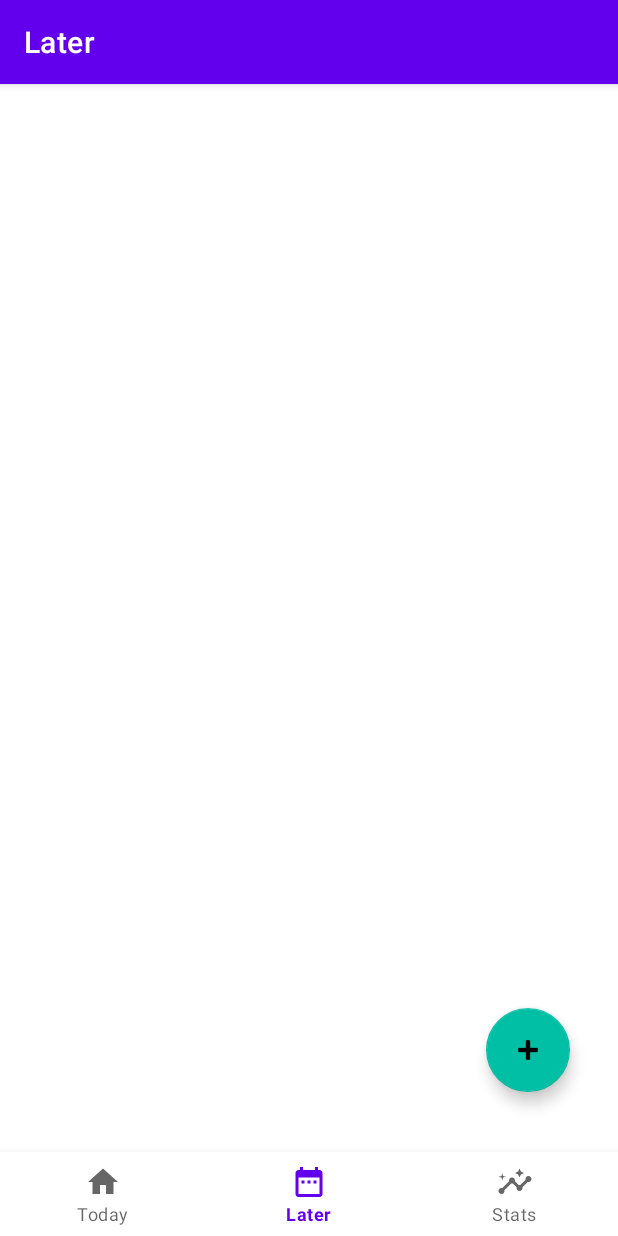
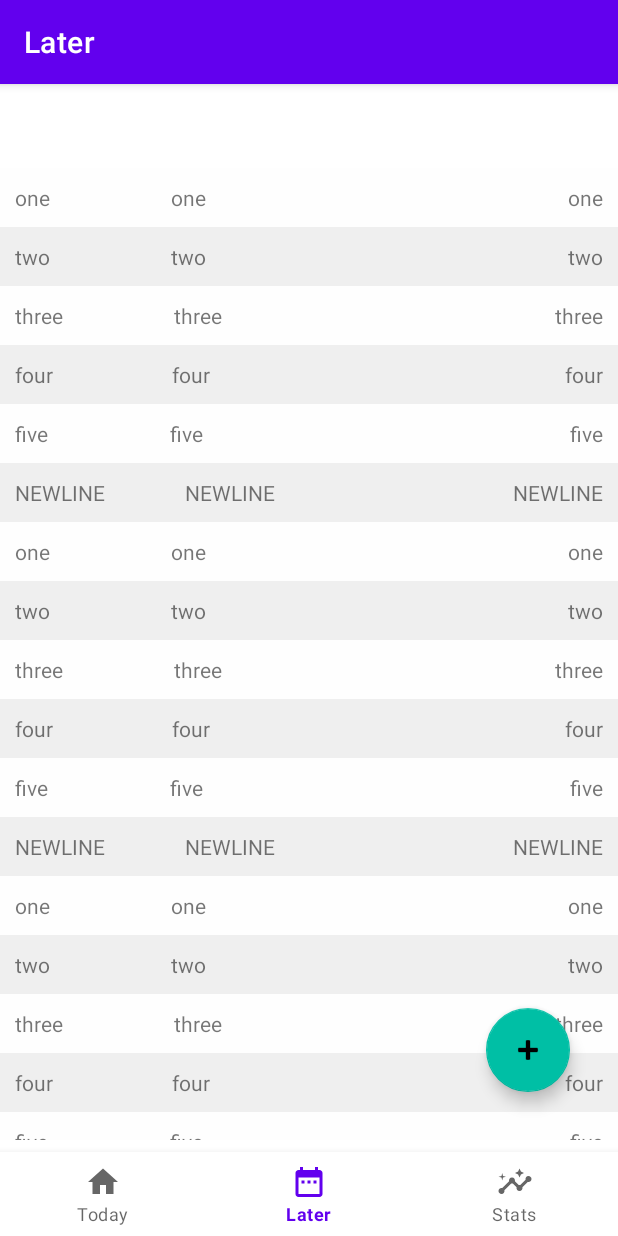
Before and after one commit to sabbirkhan-corp/prodAssist, an Android app: the LaterFragment screen opened through its navigation route, on a phone screen of 412 x 824 dp. Run offline under Robolectric (Android 15) with nearby library versions, the phone set to English and light mode, and no system bars; our stand-ins replace navigation-ui.

Commit message:
Adding RecyclerView, Adapter, and Populating them code runs okay, but weird space above recyclerView exists

```diff
--- a/app/src/main/java/com/sabbirunix/prodassist/addtask/RegularActivity.java
+++ b/app/src/main/java/com/sabbirunix/prodassist/addtask/RegularActivity.java
@@ -11,6 +11,7 @@ import android.os.Bundle;
 import android.view.View;
 import android.widget.EditText;
 import android.widget.ImageButton;
+import android.widget.TextView;
 import android.widget.TimePicker;
 import android.widget.Toast;
 
@@ -19,7 +20,8 @@ import com.sabbirunix.prodassist.R;
 public class RegularActivity extends AppCompatActivity implements View.OnClickListener {
 
     private ImageButton cancelRegular, okayRegular;
-    private EditText taskName, taskCatagory, taskStart, taskEnd;
+    private EditText taskName, taskCatagory;
+    private TextView taskStart, taskEnd;
     private DatePickerDialog datePickerDialog;
     private TimePickerDialog timePickerDialog;
 
@@ -58,6 +60,11 @@ public class RegularActivity extends AppCompatActivity implements View.OnClickLi
                 break;
             case R.id.okay_regular_add: {
                 Toast.makeText(getApplicationContext(), "Items Added Successfully", Toast.LENGTH_SHORT).show();
+                //clearing text after adding the task
+                taskName.setText("");
+                taskCatagory.setText("");
+                taskStart.setText("");
+                taskEnd.setText("");
             }
             break;
             case R.id.cancel_regular_add: {
@@ -81,7 +88,7 @@ public class RegularActivity extends AppCompatActivity implements View.OnClickLi
     @RequiresApi(api = Build.VERSION_CODES.N)
     public void selectTime() {
 //        add some code here to call it everytime onclick listener is called
-        final Calendar cldr = Calendar.getInstance();
+        Calendar cldr = Calendar.getInstance();
         int hour = cldr.get(Calendar.HOUR_OF_DAY);
         int minutes = cldr.get(Calendar.MINUTE);
         //time picker Dialog
--- /dev/null
+++ b/app/src/main/java/com/sabbirunix/prodassist/ui/later/LaterAdapter.java
@@ -0,0 +1,72 @@
+package com.sabbirunix.prodassist.ui.later;
+
+import android.graphics.Color;
+import android.view.LayoutInflater;
+import android.view.View;
+import android.view.ViewGroup;
+import android.widget.TextView;
+
+import androidx.annotation.NonNull;
+import androidx.recyclerview.widget.RecyclerView;
+
+import com.sabbirunix.prodassist.R;
+
+public class LaterAdapter extends RecyclerView.Adapter<LaterAdapter.LaterHolder> {
+
+//    StringBuilder[] timeLater;
+//    StringBuilder[] nameLater;
+//    StringBuilder[] dateLater;
+    String[] timeLater;
+    String[] nameLater;
+    String[] dateLater;
+
+    public LaterAdapter(String[] timeLater, String[] nameLater, String[] dateLater) {
+        this.timeLater = timeLater;
+        this.nameLater = nameLater;
+        this.dateLater = dateLater;
+    }
+
+
+    @NonNull
+    @Override
+    public LaterHolder onCreateViewHolder(@NonNull ViewGroup parent, int viewType) {
+        LayoutInflater inflater = LayoutInflater.from(parent.getContext());
+        View view = inflater.inflate(R.layout.fragment_later_single_row_recycler, parent, false);
+        return new LaterHolder(view);
+    }
+
+    @Override
+    public void onBindViewHolder(@NonNull LaterHolder holder, int position) {
+        holder.timeLaterText.setText(timeLater[position]);
+        holder.nameLaterText.setText(nameLater[position]);
+        holder.dateLaterText.setText(dateLater[position]);
+
+        if(position%2 ==1) {
+            holder.itemView.setBackgroundColor(Color.parseColor("#efefef"));
+        } else {
+            holder.itemView.setBackgroundColor(Color.parseColor("#fefefe"));
+        }
+    }
+
+    @Override
+    public int getItemCount() {
+        //returning namelength because start time and end time may be (can be?) empty sometimes
+        return nameLater.length;
+    }
+
+
+    /**
+    //ViewHolder Class
+    //finding the view id's from the single row layout here
+    //by passing reference from the singlerow xml
+    **/
+    public class LaterHolder extends RecyclerView.ViewHolder {
+        TextView timeLaterText, nameLaterText, dateLaterText;
+        public LaterHolder(@NonNull View itemView) {
+            super(itemView);
+            timeLaterText = itemView.findViewById(R.id.time_today_text);
+            nameLaterText = itemView.findViewById(R.id.name_today_text);
+            dateLaterText = itemView.findViewById(R.id.date_today_text);
+        }
+    }
+}
--- a/app/src/main/java/com/sabbirunix/prodassist/ui/later/LaterFragment.java
+++ b/app/src/main/java/com/sabbirunix/prodassist/ui/later/LaterFragment.java
@@ -13,6 +13,8 @@ import androidx.annotation.Nullable;
 import androidx.fragment.app.Fragment;
 import androidx.lifecycle.Observer;
 import androidx.lifecycle.ViewModelProvider;
+import androidx.recyclerview.widget.LinearLayoutManager;
+import androidx.recyclerview.widget.RecyclerView;
 
 import com.google.android.material.floatingactionbutton.FloatingActionButton;
 import com.sabbirunix.prodassist.R;
@@ -51,6 +53,42 @@ public class LaterFragment extends Fragment {
         fabTodo.setVisibility(View.GONE);  //using setVisibility requires restricted api
         fabProject.setVisibility(View.GONE);
         fabRegular.setVisibility(View.GONE);
+
+
+        //declaring and finding the reyclerView from the later_frags_xml
+        RecyclerView recyclerView = root.findViewById(R.id.later_recyclerview);
+        recyclerView.setLayoutManager(new LinearLayoutManager(getContext()));
+
+        //getting the time, name, date from the users and adding it to the users
+//        StringBuilder[] dateLater = new StringBuilder;
+//        StringBuilder[] timeLater = new StringBuilder;
+//        StringBuilder[] nameLater = new StringBuilder;
+        String[] timeLater = {
+                "one", "two", "three", "four", "five", "NEWLINE",
+                "one", "two", "three", "four", "five", "NEWLINE",
+                "one", "two", "three", "four", "five", "NEWLINE",
+                "one", "two", "three", "four", "five", "NEWLINE",
+        };
+        String[] nameLater = {
+                "one", "two", "three", "four", "five", "NEWLINE",
+                "one", "two", "three", "four", "five", "NEWLINE",
+                "one", "two", "three", "four", "five", "NEWLINE",
+                "one", "two", "three", "four", "five", "NEWLINE",
+
+        };
+        String[] dateLater = {
+                "one", "two", "three", "four", "five", "NEWLINE",
+                "one", "two", "three", "four", "five", "NEWLINE",
+                "one", "two", "three", "four", "five", "NEWLINE",
+                "one", "two", "three", "four", "five", "NEWLINE",
+        };
+
+
+
+        recyclerView.setAdapter(new LaterAdapter(timeLater, nameLater, dateLater));
+
+
+
 
         fabMain.setOnClickListener(new View.OnClickListener() {
             @Override
--- /dev/null
+++ b/app/src/main/java/com/sabbirunix/prodassist/ui/today/TodayAdapter.java
@@ -0,0 +1,71 @@
+package com.sabbirunix.prodassist.ui.today;
+
+import android.graphics.Color;
+import android.util.Log;
+import android.view.LayoutInflater;
+import android.view.View;
+import android.view.ViewGroup;
+import android.widget.TextView;
+
+import androidx.annotation.NonNull;
+import androidx.recyclerview.widget.RecyclerView;
+
+import com.sabbirunix.prodassist.R;
+
+import static android.content.ContentValues.TAG;
+
+public class TodayAdapter extends RecyclerView.Adapter<TodayAdapter.TodoHolder> {
+
+    String [] timeToday;
+    String [] nameToday;
+
+    public TodayAdapter(String[] timeToday, String[] nameToday) {
+        Log.d(TAG, "TodayAdapter: inside AdapterConstructor");
+        this.timeToday = timeToday;
+        this.nameToday = nameToday;
+    }
+
+
+    @NonNull
+    @Override
+    public TodoHolder onCreateViewHolder(@NonNull ViewGroup parent, int viewType) {
+        Log.d(TAG, "onCreateViewHolder: inside OnCreateViewHolder");
+        LayoutInflater inflater = LayoutInflater.from(parent.getContext());
+        View view = inflater.inflate(R.layout.fragment_today_single_row_recycler, parent, false);
+        return new TodoHolder(view);
+    }
+
+    @Override
+    public void onBindViewHolder(@NonNull TodoHolder holder, int position) {
+        Log.d(TAG, "onBindViewHolder: inside onBindViewHolder");
+        holder.timeTodayText.setText(timeToday[position]);
+        holder.nameTodayText.setText(nameToday[position]);
+
+        if(position%2 ==1) {
+            holder.itemView.setBackgroundColor(Color.parseColor("#efefef"));
+        }
+    }
+
+    @Override
+    public int getItemCount() {
+        Log.d(TAG, "getItemCount: inside getItemCount");
+        return timeToday.length;
+    }
+
+    public class TodoHolder extends RecyclerView.ViewHolder {
+        TextView timeTodayText, nameTodayText;
+        public TodoHolder(@NonNull View itemView) {
+            super(itemView);
+            Log.d(TAG, "TodoHolder: inside ViewHolder extender");
+
+            timeTodayText = itemView.findViewById(R.id.time_today_text);
+            nameTodayText = itemView.findViewById(R.id.name_today_text);
+        }
+    }
+}
+/*
+package com.sabbirunix.prodassist.ui.today;
+
+public class TodayAdapter {
+}
+*/
--- a/app/src/main/java/com/sabbirunix/prodassist/ui/today/TodayFragment.java
+++ b/app/src/main/java/com/sabbirunix/prodassist/ui/today/TodayFragment.java
@@ -14,6 +14,8 @@ import androidx.annotation.Nullable;
 import androidx.fragment.app.Fragment;
 import androidx.lifecycle.Observer;
 import androidx.lifecycle.ViewModelProvider;
+import androidx.recyclerview.widget.LinearLayoutManager;
+import androidx.recyclerview.widget.RecyclerView;
 
 import com.google.android.material.floatingactionbutton.FloatingActionButton;
 import com.sabbirunix.prodassist.R;
@@ -39,7 +41,7 @@ public class TodayFragment extends Fragment {
         todayViewModel =
                 new ViewModelProvider(this).get(TodayViewModel.class);
         View root = inflater.inflate(R.layout.fragment_today, container, false);
-        final TextView textView = root.findViewById(R.id.text_home);
+//        final TextView textView = root.findViewById(R.id.text_home);
 
 
         //Sync with LaterFragment
@@ -129,6 +131,58 @@ public class TodayFragment extends Fragment {
 
 
 
+        //finding the recycler view
+        RecyclerView recyclerView = root.findViewById(R.id.today_recyclerview);
+        //setting recylder views layoutmanager
+        recyclerView.setLayoutManager(new LinearLayoutManager(getContext()));
+
+        String[] t1 = {"From Left 1",
+                "From Left 2",
+                "From Left 3",
+                "From Left 4",
+                "From Left 5",
+                "From Left 6",
+                "From Left 6",
+                "From Left 6",
+                "From Left 7",
+                "From Left 8",
+                "From Left 9",
+                "From Left 10",
+                "From Left 11",
+                "From Left 12",
+                "From Left 13",
+                "From Left 14",
+                "From Left 15",
+                "From Left 16",
+                "From Left 17",
+                "From Left 18",
+                "From Left 19",
+        };
+        String[] t2 = {"From Right 1",
+                "From Right 20",
+                "From Right 30",
+                "From Right 40",
+                "From Right 50",
+                "From Right 60",
+                "From Right 70",
+                "From Right 70",
+                "From Right 60",
+                "From Right 50",
+                "From Right 40",
+                "From Right 30",
+                "From Right 20",
+                "From Right 10",
+                "From Right 9",
+                "From Right 8",
+                "From Right 7",
+                "From Right 7",
+                "From Right 7",
+                "From Right 7",
+                "From Right 7"
+        };
+        //sending the data to the adapter through the constructor of adapter class
+        recyclerView.setAdapter(new TodayAdapter(t1, t2));
+
 
 //        FabHanlder fabHanlder = new FabHanlder();
 //        fabHanlder.onClick(fabMain);
--- a/app/src/main/res/layout/activity_regular.xml
+++ b/app/src/main/res/layout/activity_regular.xml
@@ -85,21 +85,19 @@
         app:layout_constraintStart_toStartOf="@+id/task_name_regular"
         app:layout_constraintTop_toBottomOf="@+id/task_name_regular" />
 
-    <EditText
+    <TextView
         android:id="@+id/start_time_edit_regular"
         android:layout_width="0dp"
         android:layout_height="wrap_content"
         android:layout_marginTop="16dp"
         android:background="@drawable/edittext_bg"
         android:ems="10"
-        android:focusable="true"
         android:hint="Start Time"
-        android:inputType="time"
         app:layout_constraintEnd_toEndOf="@+id/task_catagory_regular"
         app:layout_constraintStart_toStartOf="@+id/task_catagory_regular"
         app:layout_constraintTop_toBottomOf="@+id/task_catagory_regular" />
 
-    <EditText
+    <TextView
         android:id="@+id/end_time_edit_regular"
         android:layout_width="0dp"
         android:layout_height="wrap_content"
@@ -107,7 +105,6 @@
         android:background="@drawable/edittext_bg"
         android:ems="10"
         android:hint="End Time"
-        android:inputType="time"
         app:layout_constraintEnd_toEndOf="@+id/start_time_edit_regular"
         app:layout_constraintStart_toStartOf="@+id/start_time_edit_regular"
         app:layout_constraintTop_toBottomOf="@+id/start_time_edit_regular" />
--- a/app/src/main/res/layout/fragment_later.xml
+++ b/app/src/main/res/layout/fragment_later.xml
@@ -5,20 +5,6 @@
     android:layout_width="match_parent"
     android:layout_height="match_parent"
     tools:context=".ui.later.LaterFragment">
-
-    <TextView
-        android:id="@+id/text_dashboard"
-        android:layout_width="match_parent"
-        android:layout_height="wrap_content"
-        android:layout_marginStart="8dp"
-        android:layout_marginTop="8dp"
-        android:layout_marginEnd="8dp"
-        android:textAlignment="center"
-        android:textSize="20sp"
-        app:layout_constraintBottom_toBottomOf="parent"
-        app:layout_constraintEnd_toEndOf="parent"
-        app:layout_constraintStart_toStartOf="parent"
-        app:layout_constraintTop_toTopOf="parent" />
 
     <androidx.recyclerview.widget.RecyclerView
         android:id="@+id/later_recyclerview"
--- /dev/null
+++ b/app/src/main/res/layout/fragment_later_single_row_recycler.xml
@@ -0,0 +1,39 @@
+<?xml version="1.0" encoding="utf-8"?>
+<androidx.constraintlayout.widget.ConstraintLayout xmlns:android="http://schemas.android.com/apk/res/android"
+    xmlns:app="http://schemas.android.com/apk/res-auto"
+    xmlns:tools="http://schemas.android.com/tools"
+    android:layout_width="match_parent"
+    android:layout_height="wrap_content"
+    android:padding="10dp">
+
+    <TextView
+        android:id="@+id/time_today_text"
+        android:layout_width="wrap_content"
+        android:layout_height="wrap_content"
+        android:text="TextView"
+        app:layout_constraintEnd_toEndOf="parent"
+        app:layout_constraintHorizontal_bias="0.0"
+        app:layout_constraintStart_toStartOf="parent"
+        app:layout_constraintTop_toTopOf="parent" />
+
+    <TextView
+        android:id="@+id/name_today_text"
+        android:layout_width="wrap_content"
+        android:layout_height="wrap_content"
+        android:text="TextView"
+        app:layout_constraintBottom_toBottomOf="@+id/time_today_text"
+        app:layout_constraintEnd_toStartOf="@+id/date_today_text"
+        app:layout_constraintHorizontal_bias="0.25"
+        app:layout_constraintStart_toEndOf="@+id/time_today_text"
+        app:layout_constraintTop_toTopOf="@+id/time_today_text"
+        app:layout_constraintVertical_bias="0.50" />
+
+    <TextView
+        android:id="@+id/date_today_text"
+        android:layout_width="wrap_content"
+        android:layout_height="wrap_content"
+        android:text="TextView"
+        app:layout_constraintBottom_toBottomOf="@+id/time_today_text"
+        app:layout_constraintEnd_toEndOf="parent"
+        app:layout_constraintTop_toTopOf="@+id/time_today_text" />
+</androidx.constraintlayout.widget.ConstraintLayout>
--- a/app/src/main/res/layout/fragment_today.xml
+++ b/app/src/main/res/layout/fragment_today.xml
@@ -5,20 +5,6 @@
     android:layout_width="match_parent"
     android:layout_height="match_parent"
     tools:context=".ui.today.TodayFragment">
-
-    <TextView
-        android:id="@+id/text_home"
-        android:layout_width="match_parent"
-        android:layout_height="wrap_content"
-        android:layout_marginStart="8dp"
-        android:layout_marginTop="8dp"
-        android:layout_marginEnd="8dp"
-        android:textAlignment="center"
-        android:textSize="20sp"
-        app:layout_constraintBottom_toBottomOf="parent"
-        app:layout_constraintEnd_toEndOf="parent"
-        app:layout_constraintStart_toStartOf="parent"
-        app:layout_constraintTop_toTopOf="parent" />
 
     <androidx.recyclerview.widget.RecyclerView
         android:id="@+id/today_recyclerview"
--- /dev/null
+++ b/app/src/main/res/layout/fragment_today_single_row_recycler.xml
@@ -0,0 +1,32 @@
+<?xml version="1.0" encoding="utf-8"?>
+<androidx.constraintlayout.widget.ConstraintLayout xmlns:android="http://schemas.android.com/apk/res/android"
+    xmlns:app="http://schemas.android.com/apk/res-auto"
+    xmlns:tools="http://schemas.android.com/tools"
+    android:layout_width="match_parent"
+    android:layout_height="wrap_content"
+    android:padding="10dp">
+
+    <TextView
+        android:id="@+id/time_today_text"
+        android:layout_width="wrap_content"
+        android:layout_height="wrap_content"
+        android:text="TextView"
+        app:layout_constraintEnd_toEndOf="parent"
+        app:layout_constraintHorizontal_bias="0.0"
+        app:layout_constraintStart_toStartOf="parent"
+        app:layout_constraintTop_toTopOf="parent" />
+
+    <TextView
+        android:id="@+id/name_today_text"
+        android:layout_width="wrap_content"
+        android:layout_height="wrap_content"
+        android:layout_marginStart="32dp"
+        android:text="TextView"
+        app:layout_constraintBottom_toBottomOf="@+id/time_today_text"
+        app:layout_constraintEnd_toStartOf="@+id/date_today_text"
+        app:layout_constraintHorizontal_bias="0.3"
+        app:layout_constraintStart_toEndOf="@+id/time_today_text"
+        app:layout_constraintTop_toTopOf="@+id/time_today_text"
+        app:layout_constraintVertical_bias="0.50" />
+
+</androidx.constraintlayout.widget.ConstraintLayout>
```
